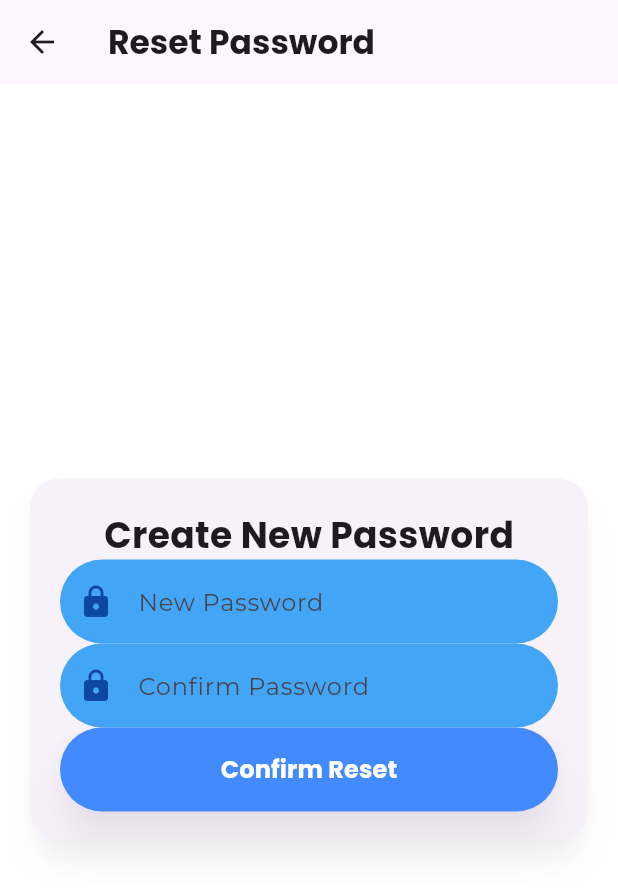
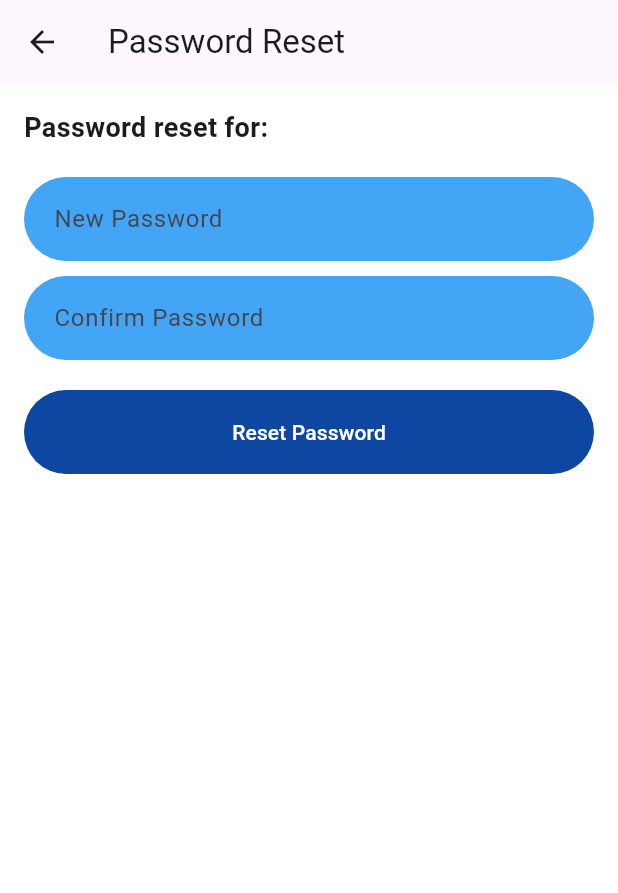
Before and after one commit to LuwinWickramasinghe/Biomark, a Flutter app: the PasswordResetScreen screen opened directly with empty values, on a phone screen of 412 x 824 dp. Shown: the top 893 px of the screen. Run offline on Flutter 3.47's test engine with Material 3 defaults, Android fonts, the phone set to English and light mode, and no system bars; our stand-ins replace cloud_firestore, firebase_core, flutter_svg, sqflite; missing offline and left inert: encrypt; accounts and stored records are empty.

Commit message:
recovery testing

```diff
--- a/lib/Screens/RecoveryConfirmation/recovery_confirmation_screen.dart
+++ b/lib/Screens/RecoveryConfirmation/recovery_confirmation_screen.dart
@@ -68,116 +68,50 @@ class _PasswordResetScreenState extends State<PasswordResetScreen> {
   @override
   Widget build(BuildContext context) {
     return Scaffold(
-      appBar: AppBar(
-        title: const Text(
-          "Reset Password",
-          style:
-              TextStyle(fontFamily: 'Montserrat', fontWeight: FontWeight.bold),
+      appBar: AppBar(title: const Text("Password Reset")),
+      body: Padding(
+        padding: const EdgeInsets.all(16.0),
+        child: Column(
+          crossAxisAlignment: CrossAxisAlignment.start,
+          children: [
+            Text(
+              "Password reset for: ${widget.userEmail}",
+              style: TextStyle(fontSize: 18, fontWeight: FontWeight.bold),
             ),
-      ),
-      body: Center(
-        child: Padding(
-          padding: const EdgeInsets.all(16.0),
-          child: Card(
-            shape: RoundedRectangleBorder(
-              borderRadius: BorderRadius.circular(20),
-            ),
-            elevation: 8,
-            shadowColor: Colors.black.withOpacity(0.2),
-            child: Padding(
-              padding: const EdgeInsets.all(20.0),
-              child: Form(
+            const SizedBox(height: 20),
+            Form(
               key: _formKey,
               child: Column(
-                  mainAxisSize: MainAxisSize.min,
-                  crossAxisAlignment: CrossAxisAlignment.start,
                 children: [
-                    const Center(
-                      child: Text(
-                        "Create New Password",
-                        style: TextStyle(
-                          fontSize: 24,
-                          fontWeight: FontWeight.bold,
-                          fontFamily: 'Montserrat',
-                        ),
-                      ),
-                    ),
-                    const SizedBox(height: defaultPadding * 1.5),
-
-                    // New Password Field
                   TextFormField(
                     controller: _passwordController,
+                    decoration:
+                        const InputDecoration(labelText: "New Password"),
                     obscureText: true,
-                      decoration: const InputDecoration(
-                        labelText: "New Password",
-                        labelStyle: TextStyle(fontFamily: 'Montserrat'),
-                        prefixIcon: Icon(Icons.lock),
+                    validator: (value) =>
+                        value!.isEmpty ? "Password is required" : null,
                   ),
-                      validator: (value) {
-                        if (value == null || value.isEmpty) {
-                          return 'Please enter a password';
-                        } else if (value.length < 6) {
-                          return 'Password must be at least 6 characters';
-                        }
-                        return null;
-                      },
-                    ),
-                    const SizedBox(height: defaultPadding),
-
-                    // Confirm Password Field
+                  const SizedBox(height: 10),
                   TextFormField(
                     controller: _confirmPasswordController,
+                    decoration:
+                        const InputDecoration(labelText: "Confirm Password"),
                     obscureText: true,
-                      decoration: const InputDecoration(
-                        labelText: "Confirm Password",
-                        labelStyle: TextStyle(fontFamily: 'Montserrat'),
-                        prefixIcon: Icon(Icons.lock),
+                    validator: (value) => value != _passwordController.text
+                        ? "Passwords do not match"
+                        : null,
                   ),
-                      validator: (value) {
-                        if (value == null || value.isEmpty) {
-                          return 'Please confirm your password';
-                        } else if (value != _passwordController.text) {
-                          return 'Passwords do not match';
-                        }
-                        return null;
-                      },
+                  const SizedBox(height: 20),
+                  ElevatedButton(
+                    onPressed: _resetPassword,
+                    child: const Text("Reset Password"),
                   ),
-                    const SizedBox(height: defaultPadding * 2),
-
-                    // Confirm Reset Button
-                    Center(
-                      child: ElevatedButton(
-                        onPressed: _resetPassword,
-                        style: ElevatedButton.styleFrom(
-                          shape: RoundedRectangleBorder(
-                            borderRadius: BorderRadius.circular(30),
-                          ),
-                          backgroundColor: Colors.blueAccent,
-                          padding: const EdgeInsets.symmetric(
-                            vertical: 16,
-                            horizontal: 32,
-                          ),
-                          elevation: 12,
-                          shadowColor: Colors.black.withOpacity(0.3),
-                        ),
-                        child: const Text(
-                          "Confirm Reset",
-                          style: TextStyle(
-                            fontFamily: 'Montserrat',
-                            fontWeight: FontWeight.bold,
-                            fontSize: 16,
-                            color: Colors.white,
-                          ),
-                        ),
+                ],
               ),
             ),
           ],
         ),
       ),
-            ),
-          ),
-        ),
-      ),
     );
   }
 }
```
Also changed, not shown: lib/Screens/AccountRecovery/account_recovery.dart (+37 -0 lines), 1 other file. Lines whose indentation alone changed are shown as unchanged.
